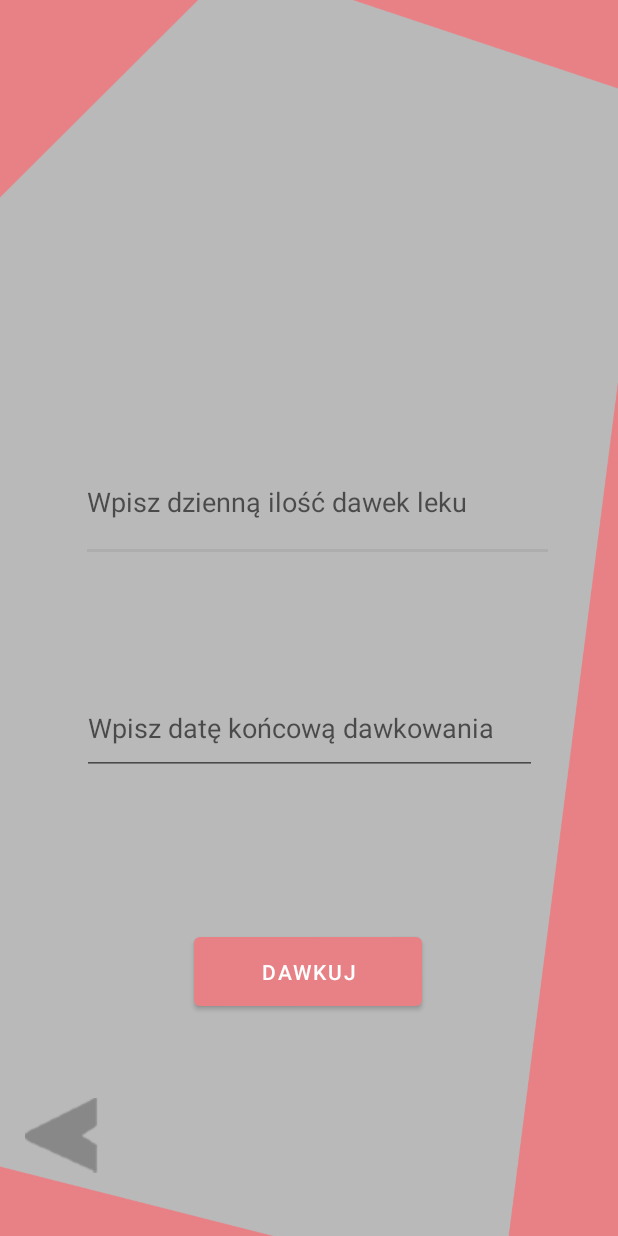
After one commit to gry-mar/AppTeczka, an Android app: the layout activity_dosage.xml on its own in the app's theme, with its tools: preview values and no code run, on a phone screen of 412 x 824 dp. The commit adds this screen. Run offline under Robolectric (Android 15) with nearby library versions, the phone set to English and light mode, and no system bars.

```diff
--- a/android/AppTeczkaAndroid/app/src/main/AndroidManifest.xml
+++ b/android/AppTeczkaAndroid/app/src/main/AndroidManifest.xml
@@ -11,6 +11,9 @@
         android:roundIcon="@mipmap/icon"
         android:supportsRtl="true"
         android:theme="@style/Theme.AppTeczkaAndroid">
+        <activity
+            android:name=".DosageActivity"
+            android:exported="false" />
         <activity
             android:name=".MenuAll"
             android:exported="false" />
--- /dev/null
+++ b/android/AppTeczkaAndroid/app/src/main/res/layout/activity_dosage.xml
@@ -0,0 +1,87 @@
+<?xml version="1.0" encoding="utf-8"?>
+<androidx.constraintlayout.widget.ConstraintLayout xmlns:android="http://schemas.android.com/apk/res/android"
+    xmlns:app="http://schemas.android.com/apk/res-auto"
+    xmlns:tools="http://schemas.android.com/tools"
+    android:layout_width="match_parent"
+    android:layout_height="match_parent"
+    android:background="@drawable/backgroundimg"
+    tools:context=".DosageActivity">
+
+
+    <ImageButton
+        android:id="@+id/btnReturn"
+        android:layout_width="50dp"
+        android:layout_height="50dp"
+        android:background="@android:color/transparent"
+        app:layout_constraintBottom_toBottomOf="parent"
+        app:layout_constraintEnd_toEndOf="parent"
+        app:layout_constraintHorizontal_bias="0.046"
+        app:layout_constraintStart_toStartOf="parent"
+        app:layout_constraintTop_toTopOf="parent"
+        app:layout_constraintVertical_bias="0.946"
+        app:srcCompat="@drawable/return_btn" />
+
+
+    <Button
+        android:id="@+id/btnStartDosage"
+        android:layout_width="152dp"
+        android:layout_height="58dp"
+        android:text="@string/startDosage"
+        app:layout_constraintBottom_toBottomOf="parent"
+        app:layout_constraintEnd_toEndOf="parent"
+        app:layout_constraintHorizontal_bias="0.498"
+        app:layout_constraintStart_toStartOf="parent"
+        app:layout_constraintTop_toBottomOf="@+id/nazwaLekuDawkowanie"
+        app:layout_constraintVertical_bias="0.739" />
+
+    <EditText
+        android:id="@+id/etDosaged"
+        android:layout_width="315dp"
+        android:layout_height="80dp"
+        android:layout_marginTop="12dp"
+        android:ems="10"
+        android:hint="@string/iloscDawek"
+        android:inputType="text"
+        app:layout_constraintBottom_toTopOf="@+id/etEndDate"
+        app:layout_constraintEnd_toEndOf="parent"
+        app:layout_constraintHorizontal_bias="0.562"
+        app:layout_constraintStart_toStartOf="parent"
+        app:layout_constraintTop_toBottomOf="@+id/nazwaLekuDawkowanie" />
+
+    <EditText
+        android:id="@+id/etEndDate"
+        android:layout_width="303dp"
+        android:layout_height="62dp"
+        android:layout_marginBottom="52dp"
+        android:ems="10"
+        android:hint="@string/dataKoncaDawkowania"
+        android:clickable="false"
+        android:cursorVisible="false"
+        android:datePickerMode="spinner"
+        android:focusable="false"
+        android:focusableInTouchMode="false"
+        android:inputType="date"
+        app:layout_constraintBottom_toTopOf="@+id/btnStartDosage"
+        app:layout_constraintEnd_toEndOf="parent"
+
+        app:layout_constraintStart_toStartOf="parent"
+        app:layout_constraintTop_toBottomOf="@+id/nazwaLekuDawkowanie"
+        app:layout_constraintVertical_bias="0.834" />
+
+    <TextView
+        android:id="@+id/nazwaLekuDawkowanie"
+        android:layout_width="wrap_content"
+        android:layout_height="wrap_content"
+        android:layout_marginTop="148dp"
+        android:gravity="center"
+        android:maxWidth="300dp"
+        android:textSize="40sp"
+
+        app:layout_constraintEnd_toEndOf="parent"
+        app:layout_constraintHorizontal_bias="0.498"
+        app:layout_constraintStart_toStartOf="parent"
+        app:layout_constraintTop_toTopOf="parent"
+        app:layout_constraintVertical_bias="0.22" />
+
+
+</androidx.constraintlayout.widget.ConstraintLayout>
--- a/android/AppTeczkaAndroid/app/src/main/res/values/strings.xml
+++ b/android/AppTeczkaAndroid/app/src/main/res/values/strings.xml
@@ -26,4 +26,9 @@
     <string name="drugName">Podaj nazwę leku</string>
     <string name="drugDateExp">Podaj datę ważności leku</string>
     <string name="dodajLek2">Dodaj lek</string>
+    <string name="iloscDawek">Wpisz dzienną ilość dawek leku</string>
+    <string name="dataKoncaDawkowania">Wpisz datę końcową dawkowania</string>
+    <string name="startDosage">Dawkuj</string>
+    <string name="dodajNazweWlasna">Zmień nazwę leku na własną*</string>
+    <string name="toopcjonalne">*Nie jest to wymagane pole.</string>
 </resources>
```
Also changed, not shown: android/AppTeczkaAndroid/app/src/main/java/edu/ib/appteczkaandroid/AllDrugs.java (+67 -3 lines), android/AppTeczkaAndroid/app/src/main/java/edu/ib/appteczkaandroid/DosageActivity.java (added, +113 -0 lines), android/AppTeczkaAndroid/app/src/main/java/edu/ib/appteczkaandroid/DrugDosaged.java (added, +46 -0 lines), android/AppTeczkaAndroid/app/src/main/java/edu/ib/appteczkaandroid/DrugInAll.java (added, +51 -0 lines), android/AppTeczkaAndroid/app/src/main/java/edu/ib/appteczkaandroid/PlannerController.java (+56 -1 lines).
